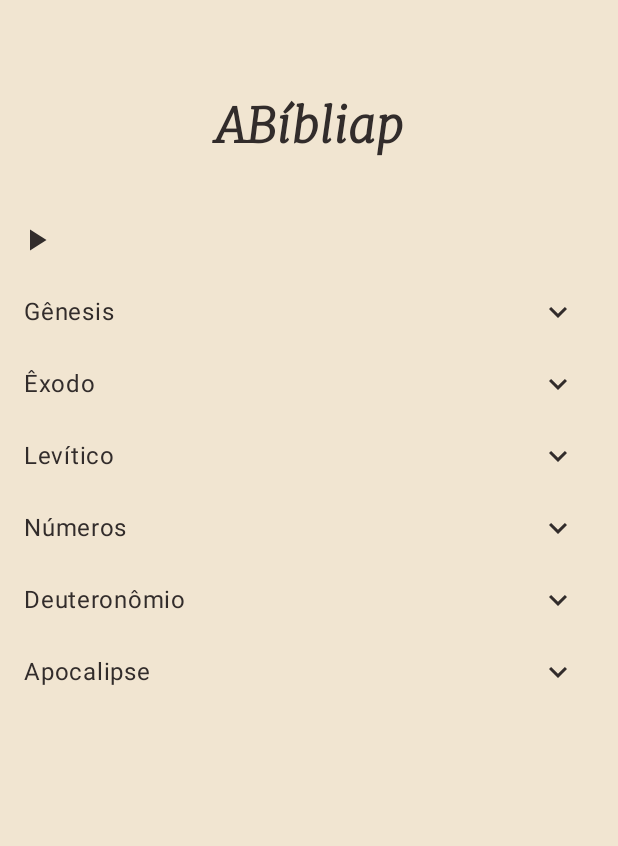
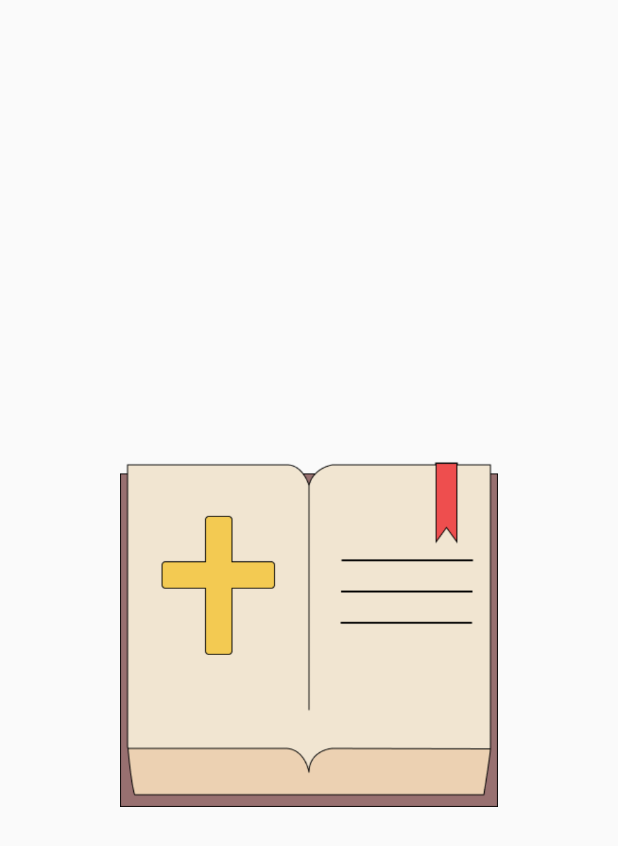
Before and after one commit to Faguim02/ABibliap, an Android app built with Jetpack Compose: the screen it shows after launch (MainActivity), on a phone screen of 412 x 824 dp. Shown: the top 846 px of the screen. Run offline under Robolectric (Android 15) with nearby library versions, the phone set to English and light mode, and no system bars; our stand-ins replace Dagger/Hilt's generated code.

Commit message:
feat/navigation/splash/home/main/criação da tela de splash e navegação entre telas

```diff
--- a/app/build.gradle.kts
+++ b/app/build.gradle.kts
@@ -82,6 +82,10 @@ dependencies {
     implementation("com.squareup.retrofit2:converter-moshi:2.9.0")
     implementation("com.squareup.moshi:moshi-kotlin:1.14.0")
 
+    // Navigation compose
+    implementation ("androidx.navigation:navigation-compose:2.7.3")
+    implementation ("androidx.hilt:hilt-navigation-compose:1.0.0")
+
     // Coil
     implementation("io.coil-kt:coil-compose:2.5.0")
     implementation("androidx.hilt:hilt-navigation-compose:1.1.0")
--- a/app/src/main/java/com/guim/abibliap/MainActivity.kt
+++ b/app/src/main/java/com/guim/abibliap/MainActivity.kt
@@ -13,8 +13,11 @@ import androidx.compose.runtime.getValue
 import androidx.compose.ui.Modifier
 import androidx.compose.ui.tooling.preview.Preview
 import androidx.hilt.navigation.compose.hiltViewModel
+import androidx.navigation.compose.rememberNavController
+import com.guim.abibliap.core.navigation.Navigation
 import com.guim.abibliap.presentation.MainViewModel
 import com.guim.abibliap.presentation.home.home_screen.HomeScreen
+import com.guim.abibliap.presentation.splash.SplashScreen
 import com.guim.abibliap.ui.theme.ABibliapTheme
 import dagger.hilt.android.AndroidEntryPoint
 
@@ -24,9 +27,8 @@ class MainActivity : ComponentActivity() {
         super.onCreate(savedInstanceState)
         setContent {
             ABibliapTheme {
-                // A surface container using the 'background' color from the theme
-                HomeScreen()
-//                FindBooks()
+                val navController = rememberNavController()
+                Navigation(navController = navController)
             }
         }
     }
--- /dev/null
+++ b/app/src/main/java/com/guim/abibliap/core/navigation/Navigation.kt
@@ -0,0 +1,28 @@
+package com.guim.abibliap.core.navigation
+
+import androidx.compose.runtime.Composable
+import androidx.navigation.NavHostController
+import androidx.navigation.compose.NavHost
+import androidx.navigation.compose.composable
+import com.guim.abibliap.presentation.home.home_screen.HomeScreen
+import com.guim.abibliap.presentation.splash.SplashScreen
+
+@Composable
+fun Navigation(navController: NavHostController) {
+
+    NavHost(
+        navController = navController,
+        startDestination = Screen.SplashScreen.route
+    ) {
+        composable(
+            route = Screen.HomeScreen.route
+        ) {
+            HomeScreen(navController)
+        }
+        composable(
+            route = Screen.SplashScreen.route
+        ) {
+            SplashScreen(navController)
+        }
+    }
+}
--- /dev/null
+++ b/app/src/main/java/com/guim/abibliap/core/navigation/Screen.kt
@@ -0,0 +1,6 @@
+package com.guim.abibliap.core.navigation
+
+sealed class Screen(val route: String) {
+    object SplashScreen: Screen("splashScreen")
+    object HomeScreen: Screen("home")
+}
--- a/app/src/main/java/com/guim/abibliap/presentation/home/home_screen/HomeScreen.kt
+++ b/app/src/main/java/com/guim/abibliap/presentation/home/home_screen/HomeScreen.kt
@@ -18,6 +18,7 @@ import androidx.compose.ui.text.style.TextAlign
 import androidx.compose.ui.tooling.preview.Preview
 import androidx.compose.ui.unit.dp
 import androidx.compose.ui.unit.sp
+import androidx.navigation.NavController
 import com.guim.abibliap.data.dto.book.Abbrev
 import com.guim.abibliap.domain.model.book.BookData
 import com.guim.abibliap.domain.model.books.BooksData
@@ -25,9 +26,8 @@ import com.guim.abibliap.presentation.home.home_components.BookComponent
 import com.guim.abibliap.ui.theme.ABibliapTheme
 import com.guim.abibliap.ui.theme.Merriweather
 
-@OptIn(ExperimentalMaterial3Api::class)
 @Composable()
-fun HomeScreen() {
+fun HomeScreen(navController: NavController) {
 
     val booksData = listOf<BookData>(
         BookData(
@@ -99,7 +99,7 @@ fun HomeScreen() {
                 Spacer(modifier = Modifier.height(32.dp))
             }
         }
-    ) {padding ->
+    ) { padding ->
         Column(
             modifier = Modifier.padding(padding)
         ) {
@@ -120,16 +120,15 @@ fun HomeScreen() {
                     BookComponent(bookData = it)
                 }
             }
-
         }
     }
 
 }
 
-@Preview()
-@Composable
-fun previewHomeScreen() {
-    ABibliapTheme() {
-        HomeScreen()
-    }
-}
+//@Preview()
+//@Composable
+//fun previewHomeScreen() {
+//    ABibliapTheme() {
+//        HomeScreen()
+//    }
+//}
--- /dev/null
+++ b/app/src/main/java/com/guim/abibliap/presentation/splash/SplashScreen.kt
@@ -0,0 +1,31 @@
+package com.guim.abibliap.presentation.splash
+
+import androidx.compose.foundation.Image
+import androidx.compose.foundation.layout.Arrangement
+import androidx.compose.foundation.layout.Column
+import androidx.compose.foundation.layout.fillMaxSize
+import androidx.compose.foundation.layout.padding
+import androidx.compose.material3.Button
+import androidx.compose.runtime.Composable
+import androidx.compose.ui.Alignment
+import androidx.compose.ui.Modifier
+import androidx.compose.ui.res.painterResource
+import androidx.compose.ui.unit.dp
+import androidx.navigation.NavController
+import com.guim.abibliap.R
+import com.guim.abibliap.core.navigation.Screen
+
+@Composable
+fun SplashScreen(navController: NavController) {
+    Column(
+        modifier = Modifier.fillMaxSize(),
+        horizontalAlignment = Alignment.CenterHorizontally,
+        verticalArrangement = Arrangement.Center
+    ) {
+        Image(
+            painter = painterResource(id = R.drawable.logo_image),
+            contentDescription = null,
+            modifier = Modifier.padding(80.dp, 80.dp)
+        )
+    }
+}
```
Also changed, not shown: 1 other file.
